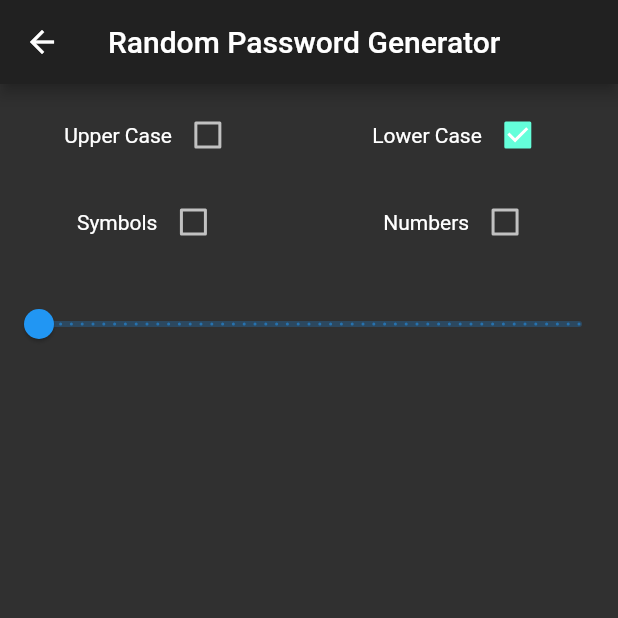
After one commit to mohammedbabelly/password_keeper, a Flutter app: the GeneratePasswordPage screen opened directly, on a phone screen of 412 x 824 dp, the top half of it. The commit adds this screen. Run offline on Flutter 3.47's test engine with Material 2 defaults, Android fonts, the phone set to English and light mode, and no system bars; our stand-ins replace flutter_login, get_storage, sqflite; missing offline and left inert: random_password_generator; accounts and stored records are empty.

Commit message:
generate password

```diff
--- /dev/null
+++ b/lib/pages/generate_password.dart
@@ -0,0 +1,150 @@
+import 'package:flutter/material.dart';
+import 'package:flutter/services.dart';
+import 'package:random_password_generator/random_password_generator.dart';
+
+class GeneratePasswordPage extends StatefulWidget {
+  @override
+  _GeneratePasswordPageState createState() => _GeneratePasswordPageState();
+}
+
+class _GeneratePasswordPageState extends State<GeneratePasswordPage> {
+  bool _isWithLetters = true;
+  bool _isWithUppercase = false;
+  bool _isWithNumbers = false;
+  bool _isWithSpecial = false;
+  double _numberCharPassword = 8;
+  String newPassword = '';
+  Color _color = Colors.blue;
+  String isOk = '';
+  TextEditingController _passwordLength = TextEditingController();
+  double _length = 0;
+  final password = RandomPasswordGenerator();
+  @override
+  void initState() {
+    super.initState();
+  }
+
+  checkBox(String name, Function onTap, bool value) {
+    return Row(
+      mainAxisAlignment: MainAxisAlignment.center,
+      children: <Widget>[
+        Text(name),
+        Checkbox(value: value, onChanged: onTap),
+      ],
+    );
+  }
+
+  @override
+  Widget build(BuildContext context) {
+    return Scaffold(
+      appBar: AppBar(title: const Text('Random Password Generator')),
+      body: Center(
+          child: Column(
+        children: [
+          SizedBox(
+            height: 10,
+          ),
+          Row(
+            mainAxisAlignment: MainAxisAlignment.spaceAround,
+            children: [
+              checkBox('Upper Case', (bool value) {
+                _isWithUppercase = value;
+                setState(() {});
+              }, _isWithUppercase),
+              checkBox('Lower Case', (bool value) {
+                _isWithLetters = value;
+                setState(() {});
+              }, _isWithLetters)
+            ],
+          ),
+          SizedBox(
+            height: 10,
+          ),
+          Row(
+            mainAxisAlignment: MainAxisAlignment.spaceAround,
+            children: [
+              checkBox('Symbols', (bool value) {
+                _isWithSpecial = value;
+                setState(() {});
+              }, _isWithSpecial),
+              checkBox('Numbers', (bool value) {
+                _isWithNumbers = value;
+                setState(() {});
+              }, _isWithNumbers)
+            ],
+          ),
+          SizedBox(
+            height: 20,
+          ),
+          Slider(
+            value: _length,
+            min: 0,
+            max: 50,
+            divisions: 50,
+            label: _length.round().toString(),
+            onChanged: (double value) {
+              _length = value;
+              newPassword = password.randomPassword(
+                  letters: _isWithLetters,
+                  numbers: _isWithNumbers,
+                  passwordLength: _length,
+                  specialChar: _isWithSpecial,
+                  uppercase: _isWithUppercase);
+              double passwordstrength =
+                  password.checkPassword(password: newPassword);
+              if (passwordstrength < 0.3) {
+                _color = Colors.red;
+                isOk = 'This password is weak!';
+              } else if (passwordstrength < 0.7) {
+                _color = Colors.blue;
+                isOk = 'This password is Good';
+              } else {
+                _color = Colors.green;
+                isOk = 'This passsword is Strong';
+              }
+
+              setState(() {});
+            },
+          ),
+          SizedBox(
+            height: 20,
+          ),
+          if (newPassword.isNotEmpty && newPassword != null)
+            Center(
+                child: Padding(
+              padding: const EdgeInsets.all(8.0),
+              child: Card(
+                child: ListTile(
+                    leading: IconButton(
+                        icon: Icon(Icons.copy),
+                        onPressed: () async => await Clipboard.setData(
+                                ClipboardData(text: newPassword))
+                            .whenComplete(
+                                () => _showSnackBar(context, "Copied", true))),
+                    title: Text(
+                      newPassword,
+                      style: TextStyle(color: _color, fontSize: 25),
+                    )),
+              ),
+            ))
+        ],
+      )),
+      bottomNavigationBar: Container(
+        height: 30,
+        child: Center(child: Text(isOk, style: TextStyle(color: _color))),
+      ),
+    );
+  }
+
+  void _showSnackBar(BuildContext context, String theMessage, bool succsess) {
+    final snackBar = SnackBar(
+        duration: Duration(seconds: 1),
+        content: ListTile(
+            title: Text(theMessage),
+            leading: succsess
+                ? Icon(Icons.check, color: Colors.green)
+                : Icon(Icons.close, color: Colors.red)),
+        backgroundColor: Color(0xff222222));
+    ScaffoldMessenger.of(context).showSnackBar(snackBar);
+  }
+}
--- a/lib/widgets/drawer.dart
+++ b/lib/widgets/drawer.dart
@@ -1,5 +1,6 @@
 import 'package:flutter/material.dart';
 import 'package:password_keeper/models/user.dart';
+import 'package:password_keeper/pages/generate_password.dart';
 
 class AppDrawer extends StatelessWidget {
   final User user;
@@ -17,8 +18,9 @@ class AppDrawer extends StatelessWidget {
                 Center(child: Text(user.email, style: TextStyle(fontSize: 20))),
           ),
           ListTile(
-            title: Text('Item 1'),
-            onTap: () {},
+            title: Text('Generate Password'),
+            onTap: () => Navigator.push(context,
+                MaterialPageRoute(builder: (_) => GeneratePasswordPage())),
           ),
         ],
       ),
--- a/pubspec.yaml
+++ b/pubspec.yaml
@@ -32,6 +32,7 @@ dependencies:
   path_provider: ^2.0.1
   flutter_login: ^1.1.0
   get_storage: ^2.0.2
+  random_password_generator: ^0.2.1
 
 dev_dependencies:
   flutter_test:
```
Also changed, not shown: lib/pages/passwords_page.dart (+65 -49 lines), pubspec.lock.
